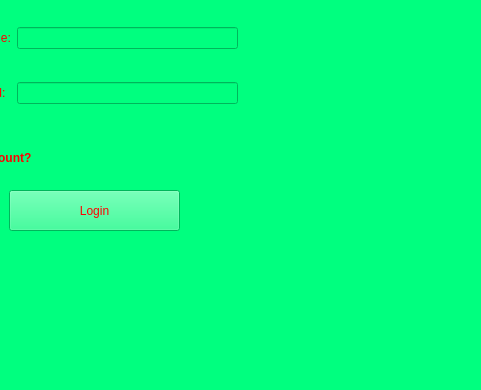
Qt form loginPage/mainwindow.ui (HazardousArash/SEA-BATTLE-EXTREME) before a commit; both pictures show x 271 to 752 and y 210 to 600 of the 752 by 600 pixel window.
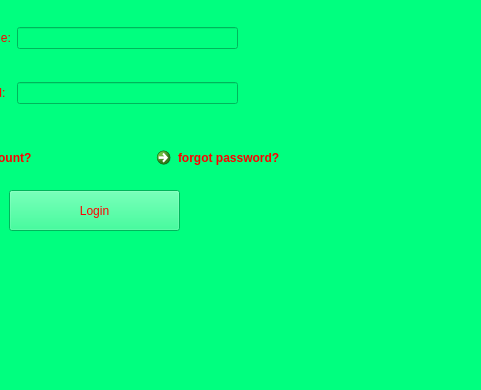
The same form after that commit.

Diff of the .ui file:
```diff
--- a/loginPage/mainwindow.ui
+++ b/loginPage/mainwindow.ui
@@ -134,6 +134,24 @@
      <string>don't have an account?</string>
     </property>
    </widget>
+   <widget class="QCommandLinkButton" name="commandLinkButton">
+    <property name="geometry">
+     <rect>
+      <x>420</x>
+      <y>350</y>
+      <width>183</width>
+      <height>41</height>
+     </rect>
+    </property>
+    <property name="styleSheet">
+     <string notr="true">background-color:rgb(0, 255, 127);color:rgb(255, 0, 0);
+font: 10pt &quot;Segoe UI&quot;;
+</string>
+    </property>
+    <property name="text">
+     <string>forgot password?</string>
+    </property>
+   </widget>
   </widget>
   <widget class="QMenuBar" name="menubar">
    <property name="geometry">
```
